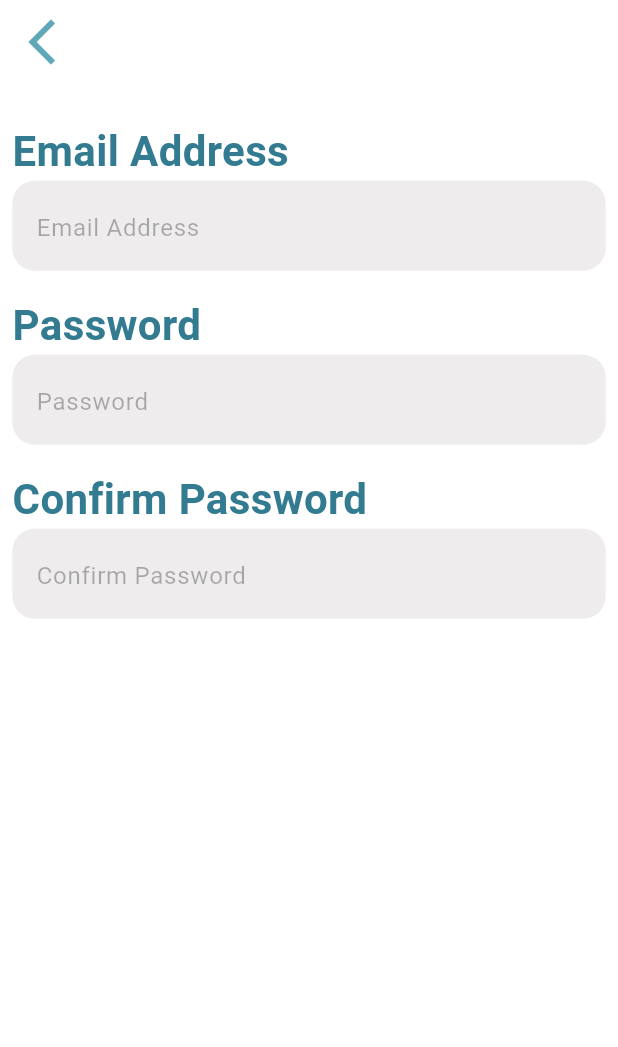
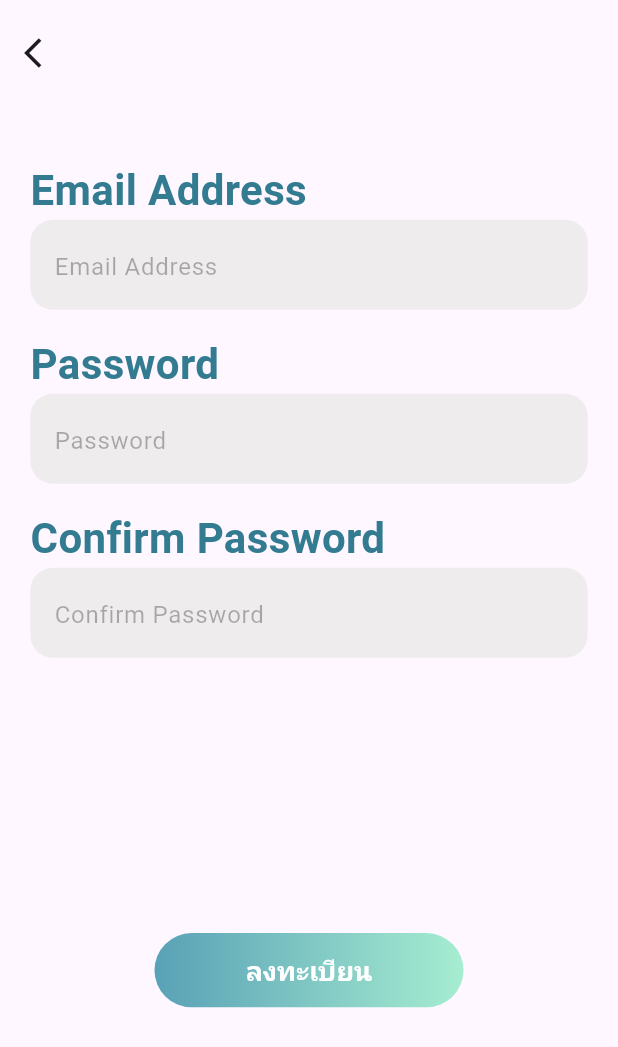
Before and after one commit to TaNuNian/workmai, a Flutter app: the screen it shows after launch, after a tap on "ลงชื่อเข้าใช้", after a tap on "สร้างบัญชี", on a phone screen of 412 x 824 dp. Shown: the top 1047 px of the screen. Run offline on Flutter 3.47's test engine with Material 3 defaults, Android fonts, the phone set to English and light mode, and no system bars; our stand-ins replace firebase_auth, firebase_core, form_field_validator, google_fonts; accounts and stored records are empty; Roboto replaces fonts that are missing (Sarabun).

Commit message:
add signUp function and add button in register_page.dart

```diff
--- a/lib/src/pre_pages/login_page/login_page_2.dart
+++ b/lib/src/pre_pages/login_page/login_page_2.dart
@@ -1,24 +1,23 @@
+import 'package:flutter/cupertino.dart';
 import 'package:flutter/material.dart';
+import 'package:workmai/model/account.dart';
+import 'package:workmai/src/pre_pages/login_page/login_page_widget/create_user.dart';
+import 'package:workmai/src/pre_pages/login_page/login_page_widget/forgot_password.dart';
+import 'package:workmai/src/pre_pages/login_page/login_page_widget/login_banner.dart';
+import 'package:workmai/src/pre_pages/login_page/login_page_widget/login_profile.dart';
 import 'package:workmai/src/pre_pages/login_page/login_page_widget/login_textbox.dart';
 import 'package:workmai/src/pre_pages/login_page/login_page_widget/signin_button.dart';
-
-import '../../../model/account.dart';
-import 'login_page_widget/create_user.dart';
-import 'login_page_widget/forgot_password.dart';
-import 'login_page_widget/login_banner.dart';
 
 class LoginPage2 extends StatefulWidget {
   const LoginPage2({super.key});
 
   @override
-  _LoginPage2State createState() {
-    return _LoginPage2State();
-  }
+  _LoginPage2State createState() => _LoginPage2State();
 }
 
 class _LoginPage2State extends State<LoginPage2> {
   final _formKey = GlobalKey<FormState>();
-  Account account = Account(email: '', password: '');
+  Account account = loginAccount;
 
   @override
   Widget build(BuildContext context) {
@@ -35,12 +34,12 @@ class _LoginPage2State extends State<LoginPage2> {
                   vertical: height * 0.05,
                   horizontal: width * 0.1,
                 ),
-                child: SizedBox(
+                child: Container(
                   width: double.infinity,
                   height: height * 0.6,
-                  // decoration: const BoxDecoration(
-                  //   color: Colors.black,
-                  // ),
+                  decoration: const BoxDecoration(
+                    color: Colors.black,
+                  ),
                   child: Form(
                     key: _formKey,
                     child: Column(
@@ -64,7 +63,7 @@ class _LoginPage2State extends State<LoginPage2> {
                           mainAxisAlignment: MainAxisAlignment.spaceBetween,
                           children: [
                             ForgotPassword(),
-                            CreateUser(),
+                            CreateUser(formKey: _formKey),
                           ],
                         ),
                       ],
--- a/lib/src/pre_pages/login_page/login_page_widget/create_user.dart
+++ b/lib/src/pre_pages/login_page/login_page_widget/create_user.dart
@@ -1,17 +1,20 @@
+
+
+import 'package:flutter/cupertino.dart';
 import 'package:flutter/material.dart';
 import 'package:google_fonts/google_fonts.dart';
 
-import '../../register_page/register_page.dart';
+class CreateUser extends StatelessWidget {
+  final GlobalKey<FormState> formKey;
 
-class CreateUser extends StatelessWidget {
-  const CreateUser({super.key});
+  const CreateUser({super.key, required this.formKey});
 
   @override
   Widget build(BuildContext context) {
     return SizedBox(
       child: ElevatedButton(
         onPressed: () {
-          Navigator.pushNamed(context, '/register');
+          Navigator.pushNamed(context, '/register',arguments: formKey);
         },
         style: ElevatedButton.styleFrom(
           backgroundColor: const Color(0xffE3E3E3),
--- a/lib/src/pre_pages/login_page/login_page_widget/signin_button.dart
+++ b/lib/src/pre_pages/login_page/login_page_widget/signin_button.dart
@@ -1,8 +1,9 @@
+import 'package:flutter/cupertino.dart';
 import 'package:flutter/material.dart';
 import 'package:google_fonts/google_fonts.dart';
 import 'package:workmai/methods/Authentication.dart';
+import 'package:workmai/model/account.dart';
 import 'package:workmai/src/decor/gradients.dart';
-import '../../../../model/account.dart';
 
 class SigninButton extends StatelessWidget {
   final Account account;
--- a/lib/src/pre_pages/register_page/register_page.dart
+++ b/lib/src/pre_pages/register_page/register_page.dart
@@ -1,8 +1,11 @@
 import 'package:flutter/material.dart';
+import 'package:workmai/model/account.dart';
+import 'package:workmai/src/pre_pages/login_page/login_page_widget/login_profile.dart';
 import 'package:workmai/src/pre_pages/register_page/register_page_wg/register_body.dart';
 import 'package:workmai/src/pre_pages/register_page/register_page_wg/register_header_text.dart';
 
 import '../../../default_page/default_scf.dart';
+import 'register_page_wg/register_button.dart';
 
 class RegisterPage extends StatefulWidget {
   const RegisterPage({super.key});
@@ -12,25 +15,52 @@ class RegisterPage extends StatefulWidget {
 }
 
 class _RegisterPageState extends State<RegisterPage> {
-
   // final _formKey = GlobalKey<FormState>();
   List<String> profile = registerText;
+  Account account = signupAccount;
+
   @override
   Widget build(BuildContext context) {
-    double width = MediaQuery.sizeOf(context).width;
-    double height = MediaQuery.sizeOf(context).height;
-    return DefaultScf(
-      child: Container(
-        width: double.infinity,
-        height: double.infinity,
-        child: Center(
-          child: Container(
-            height: double.infinity,
-            width: double.infinity,
-            // decoration: BoxDecoration(
-            //   color: Colors.red
-            // ),
-            child: RegisterChildren(),
+    double width = MediaQuery
+        .sizeOf(context)
+        .width;
+    double height = MediaQuery
+        .sizeOf(context)
+        .height;
+    return Scaffold(
+      appBar: AppBar(
+        leading: IconButton(
+          icon: const Icon(Icons.arrow_back_ios), // Custom back icon
+          onPressed: () {
+            Navigator.pop(context); // Pop the current screen
+          },
+        ),
+        toolbarHeight: 70,
+      ),
+      body: SafeArea(
+        child: Padding(
+          padding: EdgeInsets.symmetric(
+            horizontal: width * 0.02,
+            vertical: height * 0.02,
+          ),
+          child: Column(
+            children: [
+              Container(
+                height: MediaQuery
+                    .sizeOf(context)
+                    .height * 0.6,
+                width: double.infinity,
+                // decoration: const BoxDecoration(color: Colors.red),
+                child: const Padding(
+                  padding: EdgeInsets.all(12.0),
+                  child: RegisterChildren(),
+                ),
+              ),
+              Padding(
+                padding: EdgeInsets.symmetric(vertical: height * 0.05),
+                child: RegisterButton(),
+              )
+            ],
           ),
         ),
       ),
--- /dev/null
+++ b/lib/src/pre_pages/register_page/register_page_wg/register_button.dart
@@ -0,0 +1,39 @@
+import 'package:flutter/material.dart';
+import 'package:google_fonts/google_fonts.dart';
+import 'package:workmai/src/decor/gradients.dart';
+
+class RegisterButton extends StatelessWidget {
+  const RegisterButton({super.key});
+
+  @override
+  Widget build(BuildContext context) {
+    return Container(
+      width: MediaQuery.sizeOf(context).width * 0.5,
+      height: MediaQuery.sizeOf(context).height * 0.06,
+      decoration: BoxDecoration(
+        gradient: crossLinearGradient,
+        borderRadius: BorderRadius.circular(
+            (MediaQuery.sizeOf(context).height * 0.06) / 2),
+      ),
+      child: ElevatedButton(
+        onPressed: () {
+          // TODO: PLUG TO FIREBASE
+        },
+        style: ElevatedButton.styleFrom(
+          backgroundColor: Colors.transparent,
+          shadowColor: Colors.transparent,
+        ),
+        child: Center(
+          child: Text(
+            'ลงทะเบียน',
+            style: GoogleFonts.sarabun(
+              color: Colors.white,
+              fontWeight: FontWeight.bold,
+              fontSize: 18,
+            ),
+          ),
+        ),
+      ),
+    );
+  }
+}
```
Also changed, not shown: lib/methods/Authentication.dart (+25 -2 lines), 3 other files.
